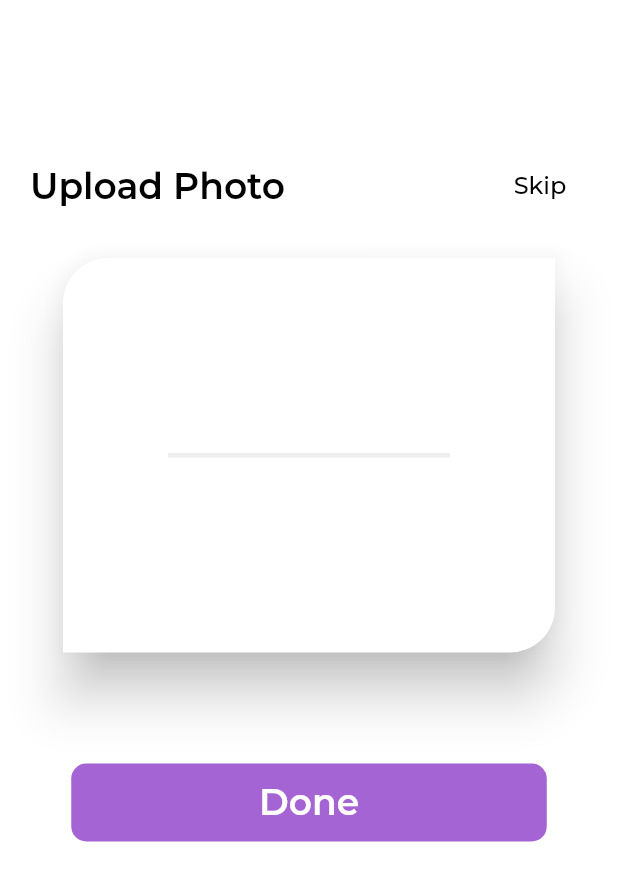
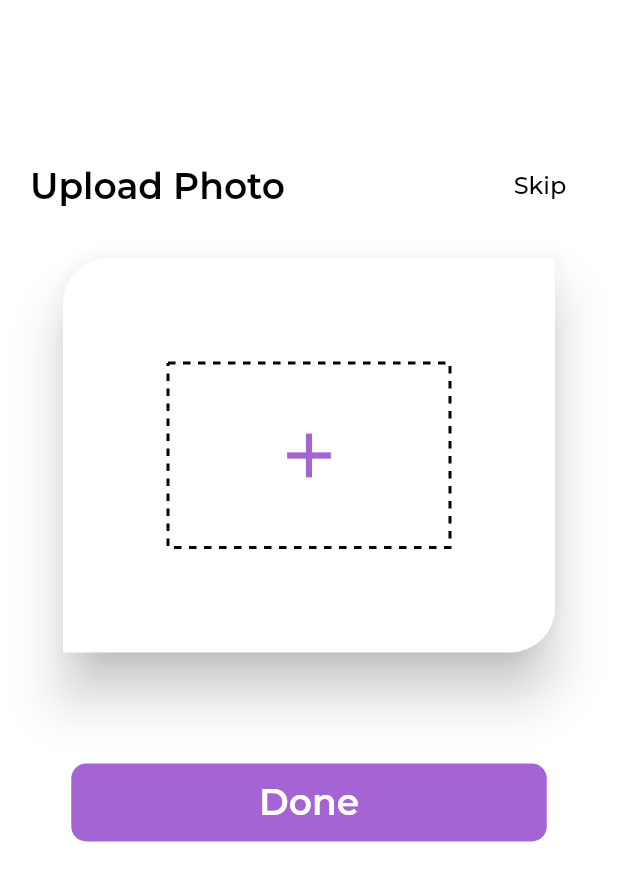
Before and after one commit to MaxTrent/immune_africa, a Flutter app: the AddRecord screen opened directly, swiped to page 3, on a phone screen of 412 x 824 dp. Shown: the top 881 px of the screen. Run offline on Flutter 3.47's test engine with Material 2 defaults, Android fonts, the phone set to English and light mode, and no system bars; drawn by our look-alikes of dotted_border; our stand-ins replace cloud_firestore, country_picker, csc_picker, firebase_auth, firebase_core, firebase_storage and 5 more; missing offline and left inert: firebase_app_check; accounts and stored records are empty.

Commit message:
upload image

```diff
--- a/lib/providers/settings_provider.dart
+++ b/lib/providers/settings_provider.dart
@@ -22,7 +22,7 @@ class SettingsProvider extends ChangeNotifier {
             print('Signed Out');
           }});
         WidgetsBinding.instance.addPostFrameCallback((_) {
-          Navigator.popUntil(context,
+          Navigator.pop(context,
               ModalRoute.withName('/login'));
         });
       }
--- a/lib/screens/add_record.dart
+++ b/lib/screens/add_record.dart
@@ -422,13 +422,13 @@ class AddRecord extends StatelessWidget {
                                 onPressed: () {
                                   context
                                       .read<AddRecordProvider>()
-                                      .addRecordToDB(
+                                      .addRecordToDB(context,
                                           _firstNameController.text,
                                           _lastNameController.text,
                                           _dateController.text,
                                           gender,
                                           _relationshipController.text,
-                                          _countryController.text);
+                                          _countryController.text, context.read<AddRecordProvider>().downloadUrl);
                                   Navigator.pop(context);
                                 },
                                 child: Text(
@@ -461,38 +461,36 @@ class AddRecord extends StatelessWidget {
                                     .read<AddRecordProvider>()
                                     .showOptions(context);
                               },
-                              child: Padding(
+                              child: context.watch<AddRecordProvider>().isUploading ? Padding(
                                 padding: const EdgeInsets.symmetric(vertical: 60.0),
                                 child: LinearProgressIndicator(
-
-                                  // minHeight: 50,
                                   value: context.watch<AddRecordProvider>().uploadProgress,
                                   color: primaryAppColor,
                                   backgroundColor: Colors.grey[200],
                                   minHeight: 10,
 
                                 ),
+                              ): DottedBorder(
+                                color: Colors.black,
+                                radius: const Radius.circular(20),
+                                dashPattern: const [5, 5],
+                                strokeWidth: 2,
+                                child: Center(
+                                  child: Container(
+                                    height: 120,
+                                    width: 50,
+                                    decoration: BoxDecoration(
+                                      borderRadius: BorderRadius.circular(5),
+                                    ),
+                                    child: const Icon(
+                                      Icons.add,
+                                      size: 50,
+                                      color: primaryAppColor,
+                                    ),
+                                  ),
+                                ),
                               ),
-                              // DottedBorder(
-                              //   color: Colors.black,
-                              //   radius: const Radius.circular(20),
-                              //   dashPattern: const [5, 5],
-                              //   strokeWidth: 2,
-                              //   child: Center(
-                              //     child: Container(
-                              //       height: 120,
-                              //       width: 50,
-                              //       decoration: BoxDecoration(
-                              //         borderRadius: BorderRadius.circular(5),
-                              //       ),
-                              //       child: const Icon(
-                              //         Icons.add,
-                              //         size: 50,
-                              //         color: primaryAppColor,
-                              //       ),
-                              //     ),
-                              //   ),
-                              // ),
+
                             ),
                           ),
                         ),
@@ -505,7 +503,7 @@ class AddRecord extends StatelessWidget {
                           height: 52,
                           child: AppButton(
                               onPressed: () {
-
+                                context.read<AddRecordProvider>().addRecordToDB(context, _firstNameController.text, _lastNameController.text, _dateController.text, gender, _relationshipController.text, _countryController.text, context.read<AddRecordProvider>().downloadUrl);
                                 Navigator.pop(context);
                               },
                               // onPressed: () {
--- a/lib/screens/record_details.dart
+++ b/lib/screens/record_details.dart
@@ -7,9 +7,10 @@ import 'package:table_calendar/table_calendar.dart';
 import 'screens.dart';
 
 class RecordDetails extends StatelessWidget {
-  RecordDetails({Key? key, required this.name, required this.date}):super(key:key);
+  RecordDetails({Key? key, required this.name, required this.date, required this.image}):super(key:key);
   String name;
   String date;
+  String image;
 
   @override
   Widget build(BuildContext context) {
@@ -28,7 +29,7 @@ class RecordDetails extends StatelessWidget {
                   IconButton(icon: const Icon(Icons.arrow_back), onPressed: (){Navigator.of(context).pop();},),
                   Column(crossAxisAlignment: CrossAxisAlignment.center,
                     children: [
-                      const CircleAvatar(backgroundImage: AssetImage('assets/baby2.png'), radius: 30,),
+                      CircleAvatar(backgroundImage: NetworkImage(image,)),
                       Text(name, style: Theme.of(context).textTheme.headline1!.copyWith(color: Colors.black, fontSize: 18),),
                       Text(date, style: Theme.of(context).textTheme.headline1!.copyWith(color: Colors.black, fontSize: 16),),
 
```
Also changed, not shown: lib/models/records.dart (+9 -6 lines), lib/providers/add_record_provider.dart (+17 -7 lines), lib/screens/dashbord.dart (+12 -7 lines).
